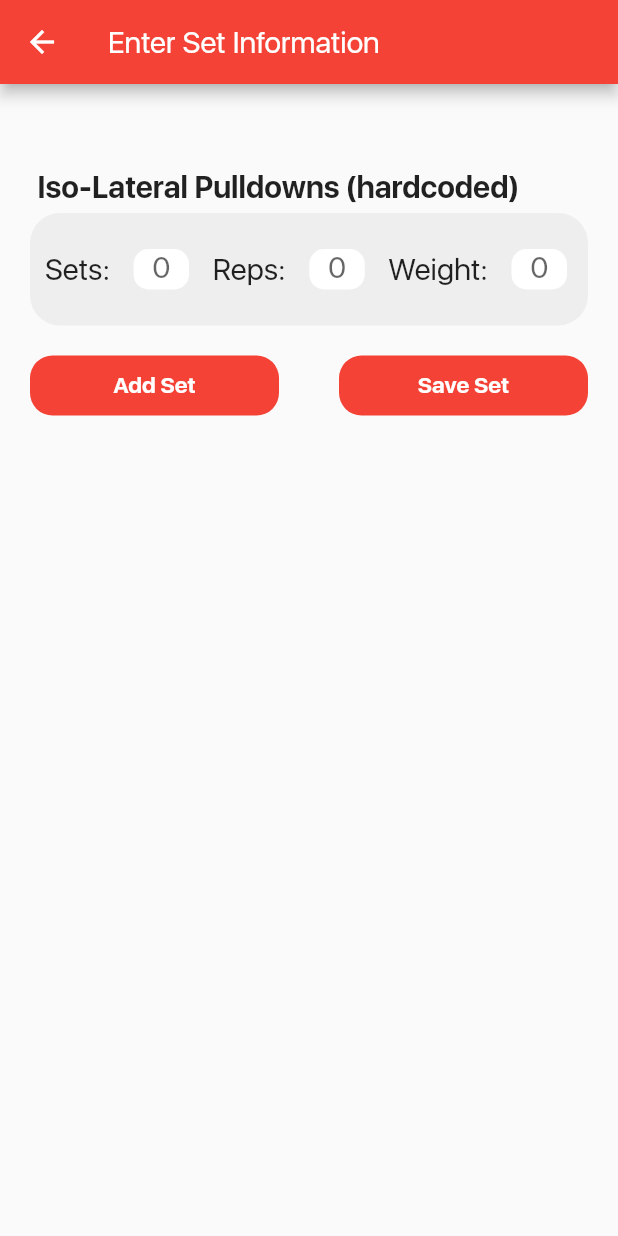
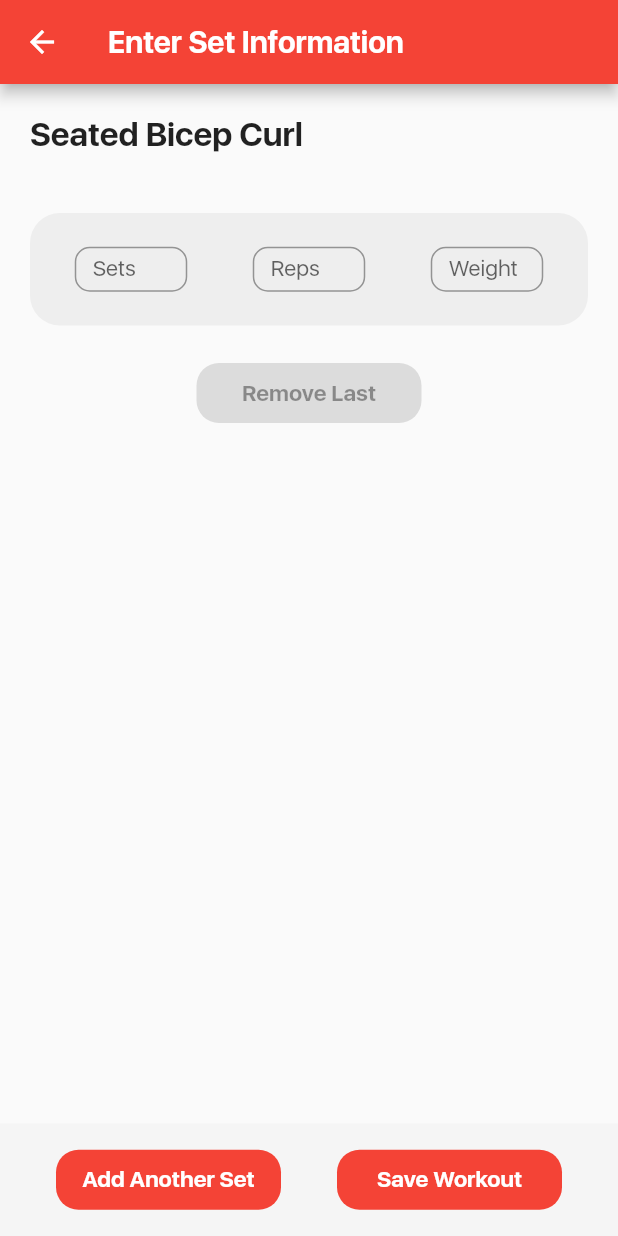
Before and after one commit to TrevorHuval/Mog, a Flutter app: the diary screen opened directly, after a tap on "Seated Bicep Curl", on a phone screen of 412 x 824 dp. Run offline on Flutter 3.47's test engine with Material 2 defaults, Android fonts, the phone set to English and light mode, and no system bars; our stand-ins replace cloud_firestore, firebase_auth, firebase_core, fl_chart, percent_indicator, table_calendar; missing offline and left inert: cloud_firestore_web, firebase_auth_web, firebase_core_web, firebase_database_web, firebase_storage_web, image_picker_for_web; accounts and stored records are empty; project files that could hold a hidden picture were left out.

Commit message:
Add files via upload

```diff
--- a/lib/screens/diary.dart
+++ b/lib/screens/diary.dart
@@ -41,7 +41,10 @@ class diary extends StatelessWidget {
                 onTap: () {
                   Navigator.push(
                     context,
-                    MaterialPageRoute(builder: (context) => setEntry()),
+                    MaterialPageRoute(
+                        builder: (context) => setEntry(
+                              exerciseType: 'Iso-Lateral Pulldowns',
+                            )),
                   );
                 },
               ),
@@ -53,7 +56,10 @@ class diary extends StatelessWidget {
                 onTap: () {
                   Navigator.push(
                     context,
-                    MaterialPageRoute(builder: (context) => setEntry()),
+                    MaterialPageRoute(
+                        builder: (context) => setEntry(
+                              exerciseType: 'Iso-Lateral High Rows',
+                            )),
                   );
                 },
               ),
@@ -65,7 +71,10 @@ class diary extends StatelessWidget {
                 onTap: () {
                   Navigator.push(
                     context,
-                    MaterialPageRoute(builder: (context) => setEntry()),
+                    MaterialPageRoute(
+                        builder: (context) => setEntry(
+                              exerciseType: 'Seated Rows',
+                            )),
                   );
                 },
               ),
@@ -85,7 +94,10 @@ class diary extends StatelessWidget {
                 onTap: () {
                   Navigator.push(
                     context,
-                    MaterialPageRoute(builder: (context) => setEntry()),
+                    MaterialPageRoute(
+                        builder: (context) => setEntry(
+                              exerciseType: 'Seated Bicep Curl',
+                            )),
                   );
                 },
               ),
@@ -97,7 +109,10 @@ class diary extends StatelessWidget {
                 onTap: () {
                   Navigator.push(
                     context,
-                    MaterialPageRoute(builder: (context) => setEntry()),
+                    MaterialPageRoute(
+                        builder: (context) => setEntry(
+                              exerciseType: 'Hammer Heads',
+                            )),
                   );
                 },
               ),
@@ -109,7 +124,10 @@ class diary extends StatelessWidget {
                 onTap: () {
                   Navigator.push(
                     context,
-                    MaterialPageRoute(builder: (context) => setEntry()),
+                    MaterialPageRoute(
+                        builder: (context) => setEntry(
+                              exerciseType: 'Curling Bar',
+                            )),
                   );
                 },
               ),
@@ -129,7 +147,10 @@ class diary extends StatelessWidget {
                 onTap: () {
                   Navigator.push(
                     context,
-                    MaterialPageRoute(builder: (context) => setEntry()),
+                    MaterialPageRoute(
+                        builder: (context) => setEntry(
+                              exerciseType: 'Bench Press',
+                            )),
                   );
                 },
               ),
@@ -141,7 +162,10 @@ class diary extends StatelessWidget {
                 onTap: () {
                   Navigator.push(
                     context,
-                    MaterialPageRoute(builder: (context) => setEntry()),
+                    MaterialPageRoute(
+                        builder: (context) => setEntry(
+                              exerciseType: 'Inclined Dumbbell Press',
+                            )),
                   );
                 },
               ),
@@ -153,7 +177,10 @@ class diary extends StatelessWidget {
                 onTap: () {
                   Navigator.push(
                     context,
-                    MaterialPageRoute(builder: (context) => setEntry()),
+                    MaterialPageRoute(
+                        builder: (context) => setEntry(
+                              exerciseType: 'Cable Flies',
+                            )),
                   );
                 },
               ),
--- a/lib/screens/login.dart
+++ b/lib/screens/login.dart
@@ -103,6 +103,7 @@ class _Login extends State<Login> {
                                     style:
                                         TextStyle(fontWeight: FontWeight.bold)),
                                 onPressed: () async => {
+                                      HapticFeedback.lightImpact(),
                                       print(email),
                                       print(password),
                                       AuthService().signIn(email, password),
--- a/lib/screens/setEntry.dart
+++ b/lib/screens/setEntry.dart
@@ -2,194 +2,81 @@
 
 import 'dart:ui';
 
+import 'package:firstapp/widgets/addSet.dart';
 import 'package:flutter/cupertino.dart';
 import 'package:flutter/material.dart';
 import 'package:flutter/painting.dart';
 import 'package:flutter/rendering.dart';
+import 'package:flutter/services.dart';
 import 'package:flutter/widgets.dart';
 
-class setEntry extends StatelessWidget {
+class setEntry extends StatefulWidget {
+  final String exerciseType;
+  const setEntry({Key? key, required this.exerciseType}) : super(key: key);
+
+  @override
+  _setEntry createState() => _setEntry(exerciseType: exerciseType);
+}
+
+class _setEntry extends State<setEntry> {
+  final String exerciseType;
+  _setEntry({Key? key, required this.exerciseType});
+  int numberOfWidgets = 1;
+  bool canRemove = false;
+  List<Widget> exerciseWidgets = <Widget>[addSet()];
+
+  _addWidget() {
+    Widget newSet = addSet();
+    exerciseWidgets.add(newSet);
+    setState(() => this.canRemove = true);
+  }
+
+  _removeWidget() {
+    if (exerciseWidgets.length > 1) {
+      exerciseWidgets.removeLast();
+      if (exerciseWidgets.length == 1) {
+        setState(() => this.canRemove = false);
+      }
+    }
+  }
+
   @override
   Widget build(BuildContext context) {
-    return DefaultTabController(
-      length: 2,
-      child: Scaffold(
+    return Scaffold(
       appBar: AppBar(
-            title: Text('Enter Set Information'), backgroundColor: Colors.red),
-        body: Center(
-          child: NotificationListener<OverscrollIndicatorNotification>(
+          title: Text('Enter Set Information',
+              style: TextStyle(fontWeight: FontWeight.bold)),
+          backgroundColor: Colors.red),
+      body: NotificationListener<OverscrollIndicatorNotification>(
         onNotification: (OverscrollIndicatorNotification overScroll) {
           overScroll.disallowGlow();
           return false;
         },
         child: SingleChildScrollView(
+          child: Padding(
+            padding: const EdgeInsets.symmetric(vertical: 20),
             child: Column(
               children: <Widget>[
-                  Column(
-                    //mainAxisAlignment: MainAxisAlignment.spaceBetween,
-                    children: [
-                      Container(
+                Padding(
+                  padding: const EdgeInsets.symmetric(horizontal: 20),
+                  child: Container(
                     alignment: Alignment.topLeft,
-                        margin: EdgeInsets.only(
-                          left: 25,
-                          top: 30,
-                          right: 25,
+                    child: Text(
+                      exerciseType,
+                      style:
+                          TextStyle(fontSize: 22, fontWeight: FontWeight.bold),
                     ),
-                        child: Text(
-                          'Iso-Lateral Pulldowns (hardcoded)',
-                          style: TextStyle(
-                              fontSize: 20, fontWeight: FontWeight.bold),
-                        ),
-                      ),
-                    ],
-                  ),
-                  SizedBox(
-                    height: 5,
-                  ),
-                  SizedBox(
-                    height: 75,
-                    width: 500,
-                    child: Card(
-                      elevation: 0,
-                      color: Colors.grey.shade200,
-                      margin: const EdgeInsets.symmetric(horizontal: 20),
-                      shape: RoundedRectangleBorder(
-                        borderRadius: BorderRadius.all(
-                          Radius.circular(20),
-                        ),
-                      ),
-                      child: Padding(
-                        // padding: const EdgeInsets.all(20.0),
-                        padding: const EdgeInsets.symmetric(
-                            vertical: 20, horizontal: 10),
-                        child: Center(
-                          child: ListView(
-                            physics: BouncingScrollPhysics(),
-                            children: [
-                              Row(
-                                mainAxisAlignment:
-                                    MainAxisAlignment.spaceBetween,
-                                crossAxisAlignment: CrossAxisAlignment.center,
-                                children: [
-                                  Text(
-                                    'Sets:',
-                                    style: TextStyle(
-                                      fontSize: 20,
                   ),
                 ),
                 SizedBox(
-                                    width: 45,
-                                    height: 35,
-                                    child: Card(
-                                      elevation: 0,
-                                      color: Colors.white,
-                                      shape: RoundedRectangleBorder(
-                                        borderRadius: BorderRadius.all(
-                                          Radius.circular(10),
+                  height: 40,
                 ),
-                                      ),
-                                      child: TextField(
-                                        keyboardType: TextInputType.number,
-                                        textAlign: TextAlign.center,
-                                        style: TextStyle(fontSize: 20),
-                                        maxLines: 1,
-                                        decoration: InputDecoration.collapsed(
-                                            hintText: '0'),
-                                      ),
-                                    ),
-                                  ),
-                                  Text(
-                                    'Reps:',
-                                    style: TextStyle(
-                                      fontSize: 20,
-                                    ),
-                                  ),
-                                  SizedBox(
-                                    width: 45,
-                                    height: 35,
-                                    child: Card(
-                                      elevation: 0,
-                                      color: Colors.white,
-                                      shape: RoundedRectangleBorder(
-                                        borderRadius: BorderRadius.all(
-                                          Radius.circular(10),
-                                        ),
-                                      ),
-                                      child: TextField(
-                                        keyboardType: TextInputType.number,
-                                        textAlign: TextAlign.center,
-                                        style: TextStyle(fontSize: 20),
-                                        maxLines: 1,
-                                        decoration: InputDecoration.collapsed(
-                                            hintText: '0'),
-                                      ),
-                                    ),
-                                  ),
-                                  Text(
-                                    'Weight:',
-                                    style: TextStyle(
-                                      fontSize: 20,
-                                    ),
-                                  ),
-                                  SizedBox(
-                                    width: 45,
-                                    height: 35,
-                                    child: Card(
-                                      elevation: 0,
-                                      color: Colors.white,
-                                      shape: RoundedRectangleBorder(
-                                        borderRadius: BorderRadius.all(
-                                          Radius.circular(10),
-                                        ),
-                                      ),
-                                      child: TextField(
-                                        keyboardType: TextInputType.number,
-                                        textAlign: TextAlign.center,
-                                        style: TextStyle(fontSize: 20),
-                                        maxLines: 1,
-                                        decoration: InputDecoration.collapsed(
-                                            hintText: '0'),
-                                      ),
-                                    ),
-                                  ),
-                                ],
-                              )
-                            ],
-                          ),
-                        ),
-                      ),
-                    ),
-                  ),
-                  Row(
-                    // Row to align buttons
-                    mainAxisAlignment: MainAxisAlignment.spaceAround,
-                    children: [
-                      SizedBox(width: 20, height: 80),
-                      Expanded(
-                        child: SizedBox(
-                          height: 40,
-                          child: ElevatedButton(
-                            style: ElevatedButton.styleFrom(
-                              elevation: 0,
-                              shape: new RoundedRectangleBorder(
-                                borderRadius: new BorderRadius.circular(15),
-                              ),
-                            ),
-                            onPressed: () {},
-                            child: Text(
-                              'Add Set',
-                              style: TextStyle(
-                                  fontSize: 15, fontWeight: FontWeight.bold),
-                            ),
-                          ),
-                        ),
+                Column(
+                  children: exerciseWidgets,
                 ),
                 Container(
-                        margin: EdgeInsets.symmetric(horizontal: 20),
-                      ),
-                      Expanded(
-                        child: SizedBox(
                   height: 40,
+                  width: 150,
                   child: ElevatedButton(
                     style: ElevatedButton.styleFrom(
                       primary: Colors.red,
@@ -198,9 +85,16 @@ class setEntry extends StatelessWidget {
                         borderRadius: new BorderRadius.circular(15),
                       ),
                     ),
-                            onPressed: () {},
+                    onPressed: canRemove
+                        ? () {
+                            HapticFeedback.lightImpact();
+                            setState(() {
+                              _removeWidget();
+                            });
+                          }
+                        : null,
                     child: Text(
-                              'Save Set',
+                      'Remove Last',
                       style: TextStyle(
                         fontSize: 15,
                         fontWeight: FontWeight.bold,
@@ -208,19 +102,68 @@ class setEntry extends StatelessWidget {
                     ),
                   ),
                 ),
-                      ),
-                      SizedBox(width: 20)
-                    ],
-                  ),
-                  SizedBox(
-                    // A buffer to keep the screen at the top
-                    height: 500,
-                  ),
               ],
             ),
           ),
         ),
       ),
+      bottomNavigationBar: Container(
+        decoration: BoxDecoration(color: Colors.grey.shade100),
+        height: 75,
+        child: Row(
+          mainAxisAlignment: MainAxisAlignment.spaceEvenly,
+          children: [
+            Container(
+              height: 40,
+              width: 150,
+              child: ElevatedButton(
+                style: ElevatedButton.styleFrom(
+                  primary: Colors.red,
+                  elevation: 0,
+                  shape: new RoundedRectangleBorder(
+                    borderRadius: new BorderRadius.circular(15),
+                  ),
+                ),
+                onPressed: () {
+                  HapticFeedback.lightImpact();
+                  setState(() {
+                    _addWidget();
+                  });
+                },
+                child: Text(
+                  'Add Another Set',
+                  style: TextStyle(
+                    fontSize: 15,
+                    fontWeight: FontWeight.bold,
+                  ),
+                ),
+              ),
+            ),
+            Container(
+              height: 40,
+              width: 150,
+              child: ElevatedButton(
+                style: ElevatedButton.styleFrom(
+                  primary: Colors.red,
+                  elevation: 0,
+                  shape: new RoundedRectangleBorder(
+                    borderRadius: new BorderRadius.circular(15),
+                  ),
+                ),
+                onPressed: () {
+                  HapticFeedback.lightImpact();
+                },
+                child: Text(
+                  'Save Workout',
+                  style: TextStyle(
+                    fontSize: 15,
+                    fontWeight: FontWeight.bold,
+                  ),
+                ),
+              ),
+            ),
+          ],
+        ),
       ),
     );
   }
--- a/lib/widgets/addSet.dart
+++ b/lib/widgets/addSet.dart
@@ -11,7 +11,9 @@ class addSet extends StatefulWidget {
 class _addSet extends State<addSet> {
   @override
   Widget build(BuildContext context) {
-    return Scaffold(
+    return Container(
+      height: 100,
+      child: Scaffold(
         body: SizedBox(
           height: 75,
           width: 500,
@@ -78,6 +80,7 @@ class _addSet extends State<addSet> {
             ),
           ),
         ),
+      ),
     );
   }
 }
```
Lines whose indentation alone changed are shown as unchanged.
